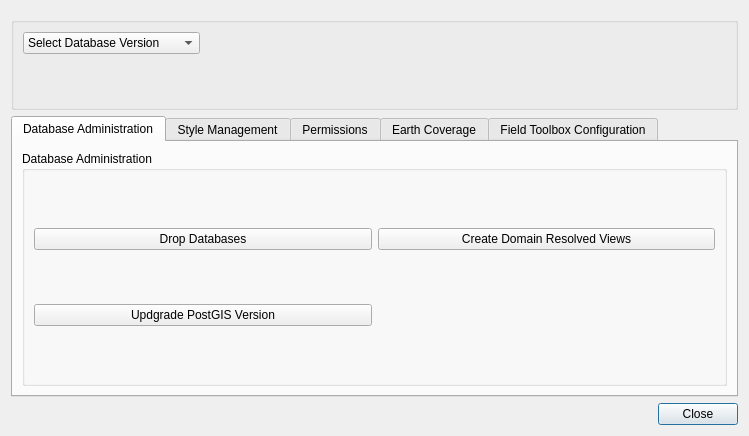
First picture: the form in ServerTools/batchDbManager.ui, repository dsgoficial/DsgTools, before the edit.
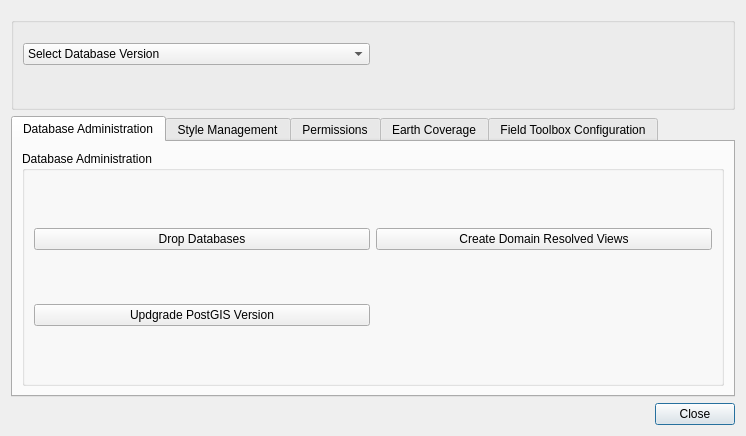
Second picture: the form after the edit. Custom widgets are drawn as their Qt base class.

What changed in the file:
```diff
--- a/ServerTools/batchDbManager.ui
+++ b/ServerTools/batchDbManager.ui
@@ -65,10 +65,13 @@
       <bool>false</bool>
      </property>
      <layout class="QGridLayout" name="gridLayout_12">
+      <property name="topMargin">
+       <number>20</number>
+      </property>
       <item row="0" column="0">
        <widget class="QComboBox" name="edgvComboFilter">
         <property name="sizePolicy">
-         <sizepolicy hsizetype="Fixed" vsizetype="Fixed">
+         <sizepolicy hsizetype="MinimumExpanding" vsizetype="Fixed">
           <horstretch>0</horstretch>
           <verstretch>0</verstretch>
          </sizepolicy>
@@ -100,9 +103,12 @@
         <property name="orientation">
          <enum>Qt::Horizontal</enum>
         </property>
+        <property name="sizeType">
+         <enum>QSizePolicy::MinimumExpanding</enum>
+        </property>
         <property name="sizeHint" stdset="0">
          <size>
-          <width>520</width>
+          <width>200</width>
           <height>20</height>
          </size>
         </property>
```
Left out of the diff: 6 changed lines with no effect on the pictures.
